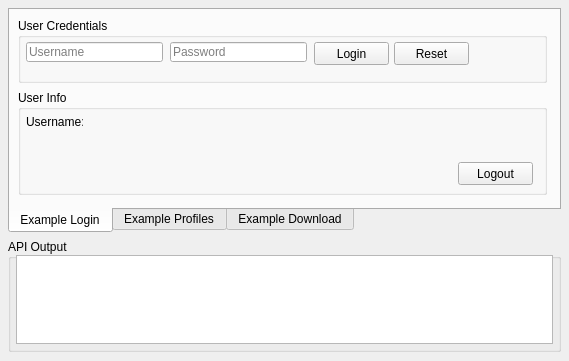
First picture: the form in xboxsdk.ui, repository xboxsdk/XboxSDK-API-Example-CPP, before the edit.
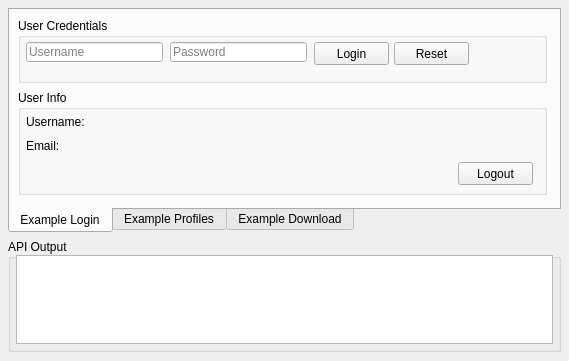
Second picture: the form after the edit.

```diff
--- a/xboxsdk.ui
+++ b/xboxsdk.ui
@@ -167,7 +167,7 @@
         <rect>
          <x>8</x>
          <y>24</y>
-         <width>57</width>
+         <width>289</width>
          <height>16</height>
         </rect>
        </property>
@@ -175,6 +175,19 @@
         <string>Username:</string>
        </property>
       </widget>
+      <widget class="QLabel" name="lblEmail">
+       <property name="geometry">
+        <rect>
+         <x>8</x>
+         <y>48</y>
+         <width>265</width>
+         <height>16</height>
+        </rect>
+       </property>
+       <property name="text">
+        <string>Email:</string>
+       </property>
+      </widget>
      </widget>
     </widget>
     <widget class="QWidget" name="tab_2">
```
Left out of the diff: 2 changed lines with no effect on the pictures.
